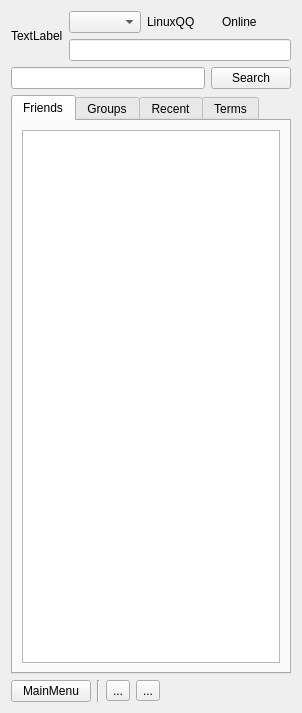
Old version of the form qqmainpanel.ui in the repository zhanlangsir/Qtqq.
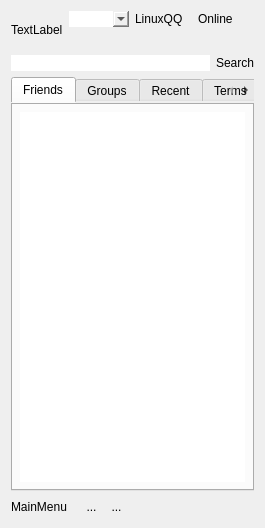
New version of the form. Icons and pictures are not drawn.

```diff
--- a/qqmainpanel.ui
+++ b/qqmainpanel.ui
@@ -6,18 +6,42 @@
    <rect>
     <x>0</x>
     <y>0</y>
-    <width>302</width>
-    <height>713</height>
+    <width>265</width>
+    <height>528</height>
    </rect>
   </property>
+  <property name="minimumSize">
+   <size>
+    <width>265</width>
+    <height>525</height>
+   </size>
+  </property>
   <property name="windowTitle">
    <string>LinuxQQ</string>
   </property>
+  <property name="styleSheet">
+   <string notr="true">QWidget {
+background-image: url(:/new/mainpanel/images/Skins/system/1.45_4/main.jpg);
+border:none
+}</string>
+  </property>
   <layout class="QVBoxLayout" name="verticalLayout_2">
    <item>
+    <layout class="QVBoxLayout" name="top_v_layout_">
+     <property name="sizeConstraint">
+      <enum>QLayout::SetMinimumSize</enum>
+     </property>
+     <item>
     <layout class="QHBoxLayout" name="horizontalLayout_2">
      <item>
-      <widget class="QLabel" name="lbl_photo_">
+        <widget class="QLabel" name="lbl_avatar_">
+         <property name="styleSheet">
+          <string notr="true">background-image: url(:/new/login/images/LoginPanel/bg_white.png);
+
+QLabel {
+
+}</string>
+         </property>
        <property name="text">
         <string>TextLabel</string>
        </property>
@@ -28,10 +52,17 @@
        <item>
         <layout class="QHBoxLayout" name="horizontalLayout">
          <item>
-          <widget class="QComboBox" name="comboBox"/>
+            <widget class="QComboBox" name="comboBox">
+             <property name="styleSheet">
+              <string notr="true"/>
+             </property>
+            </widget>
          </item>
          <item>
           <widget class="QLabel" name="lbl_name_">
+             <property name="styleSheet">
+              <string notr="true">background-image: url(:/new/login/images/LoginPanel/bg_white.png);</string>
+             </property>
            <property name="text">
             <string>LinuxQQ</string>
            </property>
@@ -39,6 +70,9 @@
          </item>
          <item>
           <widget class="QLabel" name="lbl_state_">
+             <property name="styleSheet">
+              <string notr="true">background-image: url(:/new/login/images/LoginPanel/bg_white.png);</string>
+             </property>
            <property name="text">
             <string>Online</string>
            </property>
@@ -47,7 +81,12 @@
         </layout>
        </item>
        <item>
-        <widget class="QLineEdit" name="le_mood_"/>
+          <widget class="QLineEdit" name="le_mood_">
+           <property name="styleSheet">
+            <string notr="true">background-color: rgba(255, 255, 255, 0);
+background-image: url(:/new/login/images/LoginPanel/bg_white.png);</string>
+           </property>
+          </widget>
        </item>
       </layout>
      </item>
@@ -56,10 +95,17 @@
    <item>
     <layout class="QHBoxLayout" name="horizontalLayout_4">
      <item>
-      <widget class="QLineEdit" name="le_search_"/>
+        <widget class="QLineEdit" name="le_search_">
+         <property name="styleSheet">
+          <string notr="true">background-image: url(:/new/login/images/LoginPanel/bg_white.png);</string>
+         </property>
+        </widget>
      </item>
      <item>
       <widget class="QPushButton" name="pb_search_">
+         <property name="styleSheet">
+          <string notr="true">background-image: url(:/new/login/images/LoginPanel/bg_white.png);</string>
+         </property>
        <property name="text">
         <string>Search</string>
        </property>
@@ -67,8 +113,13 @@
      </item>
     </layout>
    </item>
+    </layout>
+   </item>
    <item>
     <widget class="QTabWidget" name="tab_main_">
+     <property name="styleSheet">
+      <string notr="true">background-image: url(:/new/login/images/LoginPanel/bg_white.png);</string>
+     </property>
      <property name="currentIndex">
       <number>0</number>
      </property>
@@ -79,6 +130,9 @@
       <layout class="QHBoxLayout" name="horizontalLayout_5">
        <item>
         <widget class="QTreeView" name="tv_friendlist_">
+         <property name="styleSheet">
+          <string notr="true"/>
+         </property>
          <property name="headerHidden">
           <bool>true</bool>
          </property>
@@ -121,6 +175,9 @@
          <verstretch>0</verstretch>
         </sizepolicy>
        </property>
+       <property name="styleSheet">
+        <string notr="true">background-image: url(:/new/login/images/LoginPanel/bg_white.png);</string>
+       </property>
        <property name="text">
         <string>MainMenu</string>
        </property>
@@ -141,6 +198,9 @@
      </item>
      <item>
       <widget class="QToolButton" name="toolButton_2">
+       <property name="styleSheet">
+        <string notr="true">background-image: url(:/new/login/images/LoginPanel/bg_white.png);</string>
+       </property>
        <property name="text">
         <string>...</string>
        </property>
@@ -148,6 +208,9 @@
      </item>
      <item>
       <widget class="QToolButton" name="toolButton">
+       <property name="styleSheet">
+        <string notr="true">background-image: url(:/new/login/images/LoginPanel/bg_white.png);</string>
+       </property>
        <property name="text">
         <string>...</string>
        </property>
```
Lines whose indentation alone changed are shown as unchanged.
